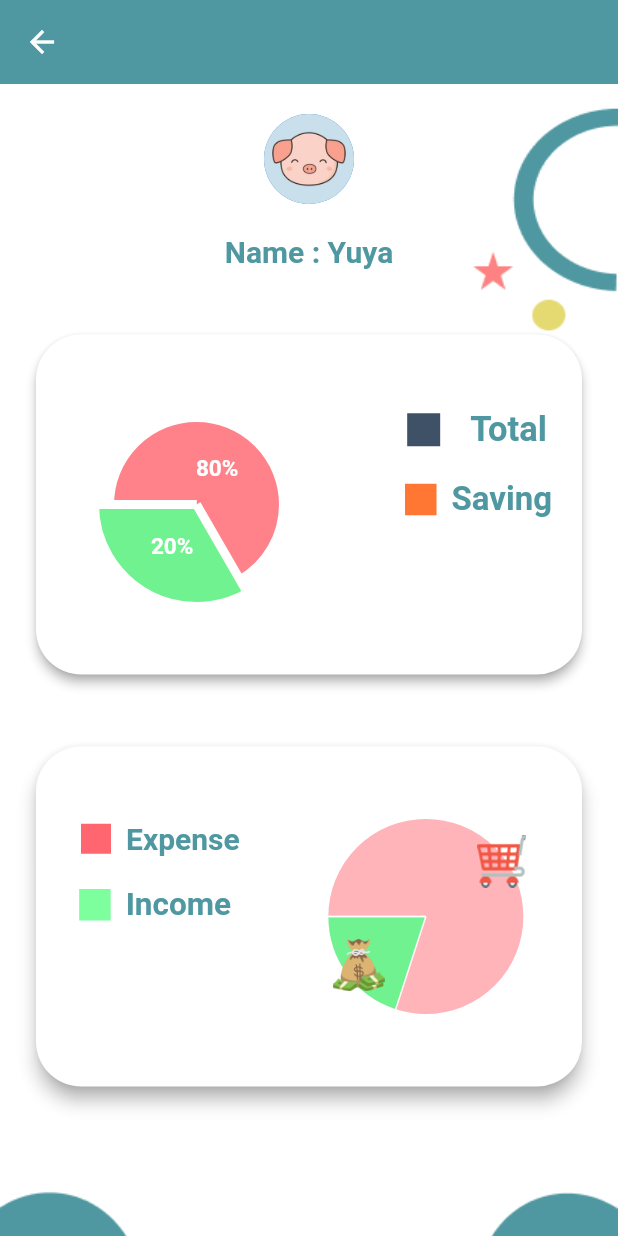
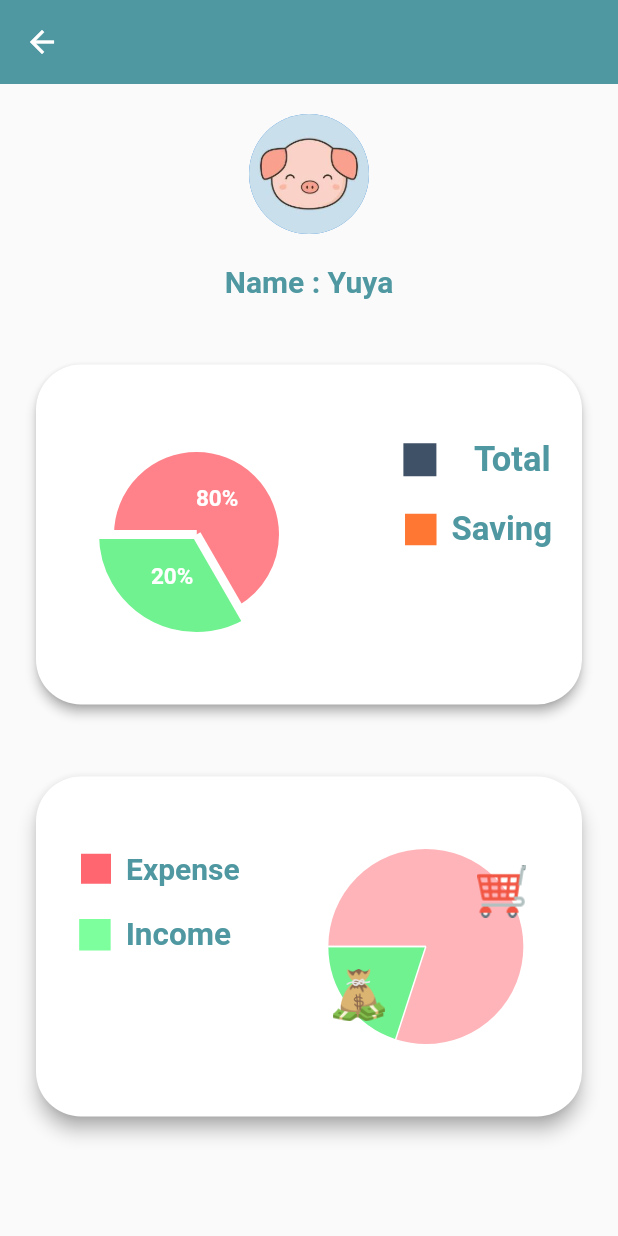
Before and after one commit to zwethu/Eco_ml, a Flutter app: the ProfilePage screen opened by its route, on a phone screen of 412 x 824 dp. Run offline on Flutter 3.47's test engine with Material 2 defaults, Android fonts, the phone set to English and light mode, and no system bars; drawn by our look-alikes of fl_chart; our stand-ins replace animated_splash_screen, auto_route, google_fonts, hive, hive_flutter, introduction_screen and 1 more; missing offline and left inert: shared_preferences_web; accounts and stored records are empty; statements that could not run were skipped.

```diff
--- a/lib/charts/pieChartProfile.dart
+++ b/lib/charts/pieChartProfile.dart
@@ -72,7 +72,7 @@ class PieChartProfileState extends State {
                               borderRadius: BorderRadius.circular(0),
                               color: Color(0xff3f5166)),
                         ),
-                        Text('Total',
+                        Text(' Total',
                             style: TextStyle(
                                 color: Color(0xff4F98A1),
                                 fontWeight: FontWeight.bold,
--- a/lib/data/database.dart
+++ b/lib/data/database.dart
@@ -13,9 +13,9 @@ class UserName extends HiveObject {
 class TotalAmount extends HiveObject {
   @HiveField(0)
   double amount = 0;
-  @HiveField(1, defaultValue: true)
-  final bool showOnboard;
-  TotalAmount(this.amount, this.showOnboard);
+  @HiveField(1)
+  final bool showOnboard=true;
+  TotalAmount(this.amount);
 }
 
 @HiveType(typeId: 2)
--- a/lib/pages/NameInputPage.dart
+++ b/lib/pages/NameInputPage.dart
@@ -35,7 +35,8 @@ class _NameInputPageState extends State<NameInputPage> {
   Widget build(BuildContext context) {
     return SafeArea(
       child: Scaffold(
-        body: Container(
+        body:SingleChildScrollView(
+          child: Container(
             width: MediaQuery.of(context).size.width,
             decoration: BoxDecoration(
               image: DecorationImage(
@@ -150,6 +151,7 @@ class _NameInputPageState extends State<NameInputPage> {
             ),
           ),
         ),
+      ),
     );
   }
 }
--- a/lib/pages/homePage.dart
+++ b/lib/pages/homePage.dart
@@ -18,7 +18,7 @@ class HomePage extends StatefulWidget {
 class _HomePageState extends State<HomePage> {
   int currentIndex = 0;
   final username = Hive.box('username').getAt(0) as UserName;
-
+  final piggyBox = Hive.box('piggy');
 @override
   void dispose() {
   //  Hive.close();
@@ -26,11 +26,12 @@ class _HomePageState extends State<HomePage> {
   }
   @override
   Widget build(BuildContext context) {
+    bool check = piggyBox.get(1) ;
     final pages = [
     WalletPage(),
     ReportPage(),
     (() {
-   if(currentIndex==2){
+   if(check){
      return PiggyHomePage();
    }else{
     return BankPage();
--- a/lib/pages/piggyPage.dart
+++ b/lib/pages/piggyPage.dart
@@ -37,7 +37,7 @@ class _PiggyPageState extends State<PiggyPage> {
               crossAxisAlignment: CrossAxisAlignment.center,
               children: [
                 Container(
-                  height: 150,
+
                   child: Image.asset('assets/images/piggy.png'),
                 ),
                 Container(
--- a/lib/pages/profilePage.dart
+++ b/lib/pages/profilePage.dart
@@ -13,22 +13,14 @@ class ProfilePage extends StatefulWidget {
 class _ProfilePageState extends State<ProfilePage> {
   @override
   Widget build(BuildContext context) {
-    return Scaffold(
-      appBar: AppBar(
-        elevation: 0,
-        backgroundColor: Color(0xff4F98A1),
-      ),
-      body: SingleChildScrollView(
-        child: Container(
+    return SafeArea(
+      child: Scaffold(
+        appBar: AppBar(
+          elevation: 0,
+          backgroundColor: Color(0xff4F98A1),
+        ),
+        body: SingleChildScrollView(
           child: Container(
-            height: 800,
-            width: MediaQuery.of(context).size.width,
-            decoration: BoxDecoration(
-              image: DecorationImage(
-                image: AssetImage('assets/images/profile.png'),
-                fit: BoxFit.fill,
-              ),
-            ),
             child: Column(
                 crossAxisAlignment: CrossAxisAlignment.center,
                 children: [
@@ -38,7 +30,7 @@ class _ProfilePageState extends State<ProfilePage> {
                   Column(
                     children: [
                       CircleAvatar(
-                        radius: 30,
+                        radius: 40,
                         backgroundImage:
                             AssetImage('assets/images/avator.jpeg'),
                       ),
```
Also changed, not shown: lib/pages/amountInputPage.dart (+8 -4 lines), lib/pages/nameChangePage.dart (+1 -7 lines), lib/pages/splashPage.dart (+34 -1 lines), lib/data/database.g.dart, 8 other files. Lines whose indentation alone changed are shown as unchanged.
